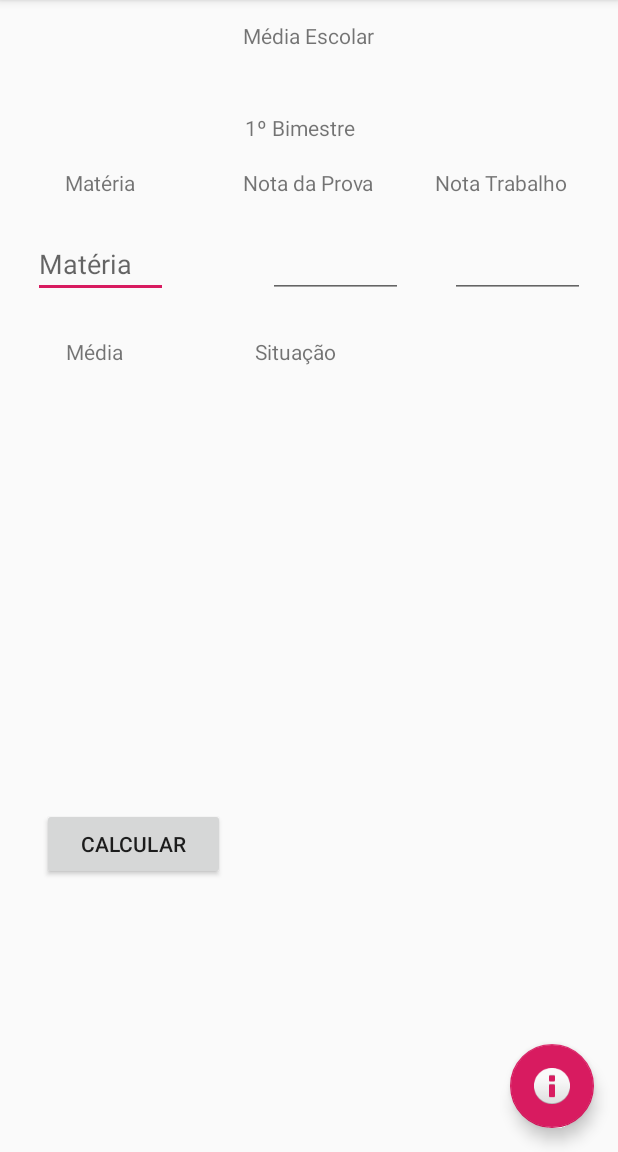
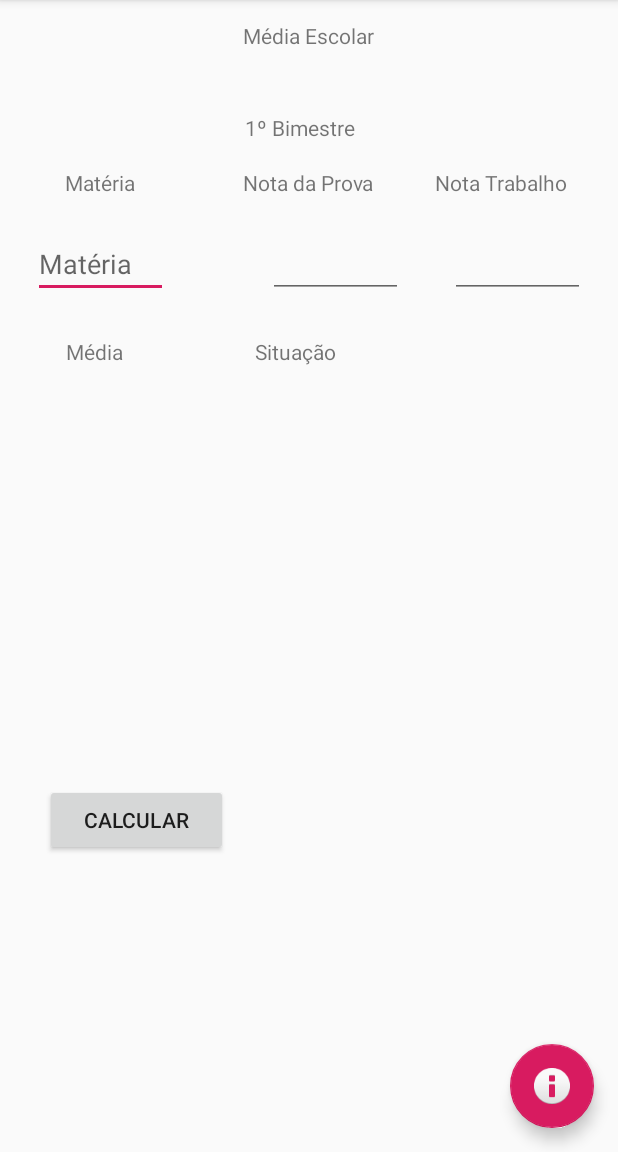
Before and after one commit to EdivaldoAlmeida/AulaAppMediaEscolar2, an Android app: the screen it shows after launch (MainActivity), on a phone screen of 412 x 824 dp, the part 84-1236 px from its top. Run offline under Robolectric (Android 15) with nearby library versions, the phone set to English and light mode, and no system bars.

Commit message:
Commit inicial

```diff
--- a/app/src/main/res/layout/content_main.xml
+++ b/app/src/main/res/layout/content_main.xml
@@ -118,8 +118,8 @@
         android:layout_height="wrap_content"
         android:layout_alignStart="@+id/txtMedia"
         android:layout_alignParentBottom="true"
-        android:layout_marginStart="2dp"
-        android:layout_marginBottom="243dp" />
+        android:layout_marginStart="0dp"
+        android:layout_marginBottom="251dp" />
 
     <Button
         android:id="@+id/btnCalcular"
@@ -128,9 +128,9 @@
         android:layout_alignParentStart="true"
         android:layout_alignParentEnd="true"
         android:layout_alignParentBottom="true"
-        android:layout_marginStart="28dp"
-        android:layout_marginEnd="262dp"
-        android:layout_marginBottom="181dp"
+        android:layout_marginStart="30dp"
+        android:layout_marginEnd="260dp"
+        android:layout_marginBottom="197dp"
         android:text="Calcular" />
 
     <TextView
```
